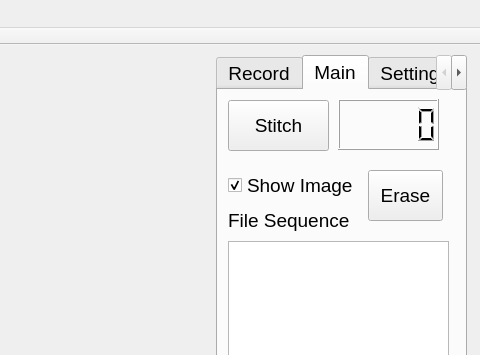
Old version of the form mainwindow.ui in the repository jefftsai8049/In-hive_Honey_Bee_Monitoring_System; both pictures show x 864 to 1344 and y 0 to 355 of the 1344 by 765 pixel window.
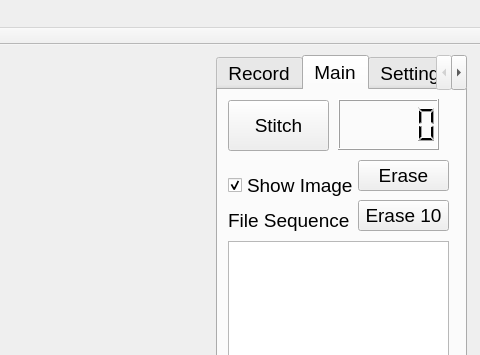
New version of the form. Custom widgets are drawn as their Qt base class.

Patch:
```diff
--- a/mainwindow.ui
+++ b/mainwindow.ui
@@ -288,16 +288,29 @@
      <widget class="QPushButton" name="erase_pushButton">
       <property name="geometry">
        <rect>
-        <x>150</x>
-        <y>80</y>
-        <width>75</width>
-        <height>51</height>
+        <x>140</x>
+        <y>70</y>
+        <width>91</width>
+        <height>31</height>
        </rect>
       </property>
       <property name="text">
        <string>Erase</string>
       </property>
      </widget>
+     <widget class="QPushButton" name="erase__ten_pushButton">
+      <property name="geometry">
+       <rect>
+        <x>140</x>
+        <y>110</y>
+        <width>91</width>
+        <height>31</height>
+       </rect>
+      </property>
+      <property name="text">
+       <string>Erase 10</string>
+      </property>
+     </widget>
     </widget>
     <widget class="QWidget" name="tab_2">
      <attribute name="title">
```
Left out of the diff: 2 changed lines with no effect on the pictures.
